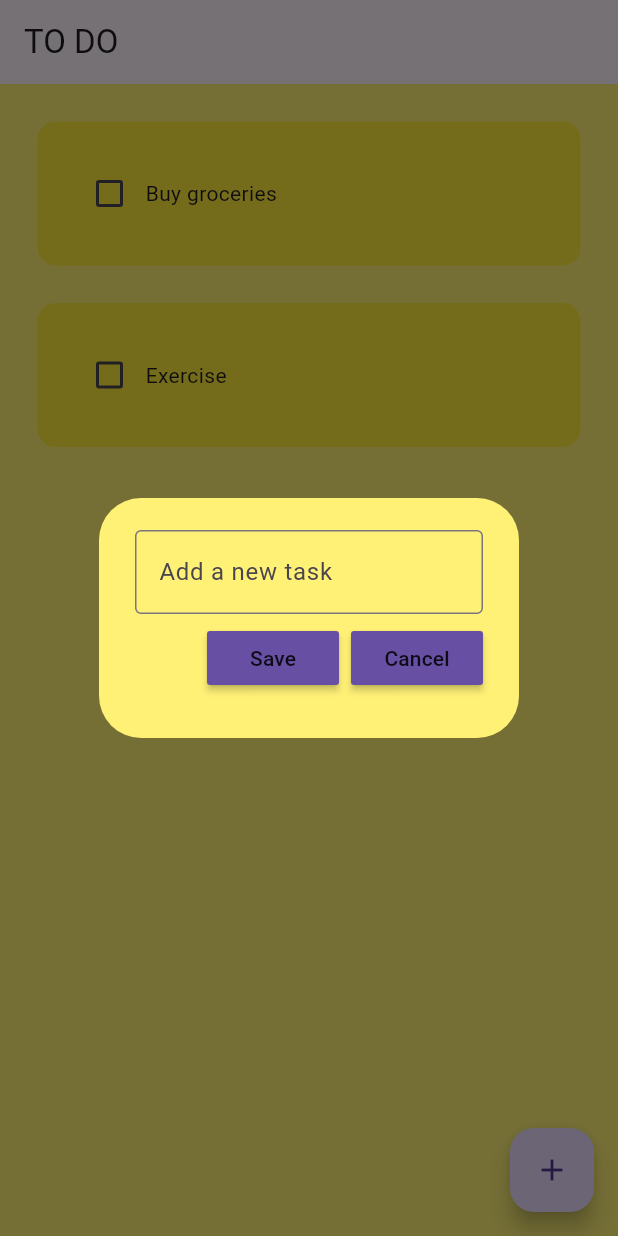
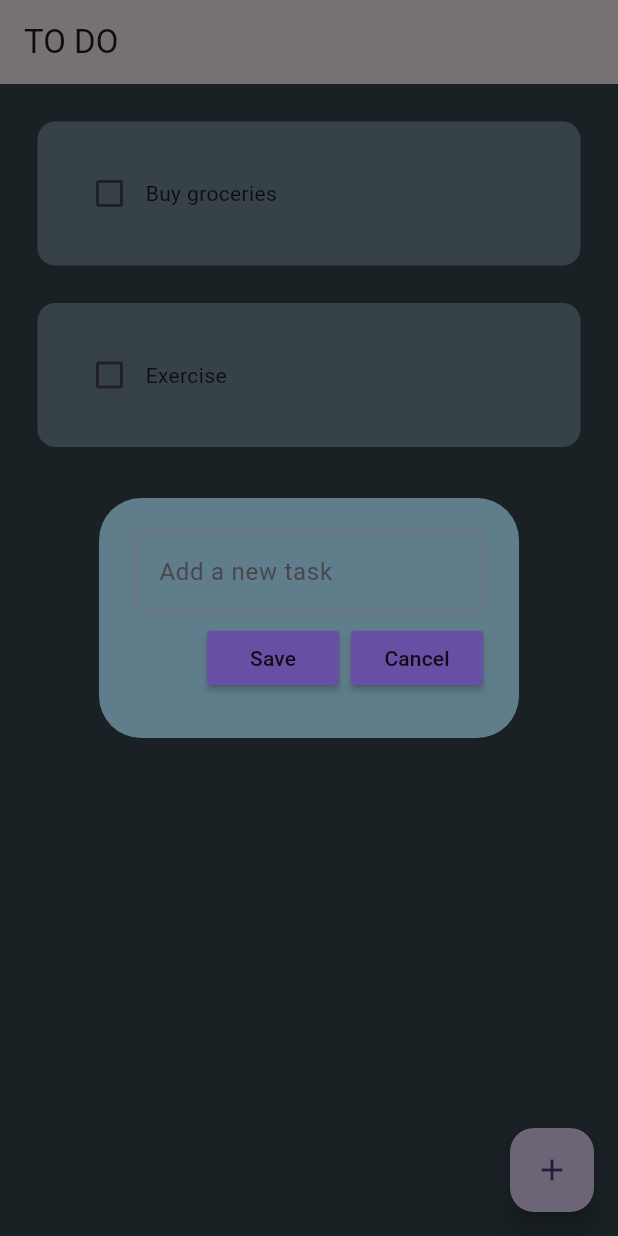
Before and after one commit to kdub8/To-Do-App, a Flutter app: the screen it shows after launch, after a tap on the "add" icon, on a phone screen of 412 x 824 dp. Run offline on Flutter 3.47's test engine with Material 3 defaults, Android fonts, the light colour scheme and no system bars; drawn by our look-alikes of flutter_slidable; our stand-ins replace hive_flutter; accounts and stored records are empty.

Commit message:
adding screenshots

```diff
--- a/to_do_list_app/lib/main.dart
+++ b/to_do_list_app/lib/main.dart
@@ -20,7 +20,7 @@ class MyApp extends StatelessWidget {
     return MaterialApp(
       debugShowCheckedModeBanner: false,
       home: HomePage(),
-      theme: ThemeData(primarySwatch: Colors.yellow),
+      theme: ThemeData(primarySwatch: Colors.blueGrey),
     );
   }
 }
--- a/to_do_list_app/lib/pages/home_page.dart
+++ b/to_do_list_app/lib/pages/home_page.dart
@@ -74,7 +74,7 @@ class _HomePageState extends State<HomePage> {
   @override
   Widget build(BuildContext context) {
     return Scaffold(
-      backgroundColor: Colors.yellow[300],
+      backgroundColor: Colors.blueGrey[800],
       appBar: AppBar(
         title: Text('TO DO'),
         elevation: 0,
--- a/to_do_list_app/lib/util/dialog_box.dart
+++ b/to_do_list_app/lib/util/dialog_box.dart
@@ -17,7 +17,7 @@ class DialogBox extends StatelessWidget {
   @override
   Widget build(BuildContext context) {
     return AlertDialog(
-      backgroundColor: Colors.yellow[300],
+      backgroundColor: Colors.blueGrey[500],
       content: Container(
         height: 120,
         child: Column(
--- a/to_do_list_app/lib/util/todo_tile.dart
+++ b/to_do_list_app/lib/util/todo_tile.dart
@@ -54,7 +54,7 @@ class ToDoTile extends StatelessWidget {
             ],
           ),
           decoration: BoxDecoration(
-            color: Colors.yellow,
+            color: Colors.blueGrey[400],
             borderRadius: BorderRadius.circular(12),
           ),
         ),
```
Also changed, not shown: 7 other files.
